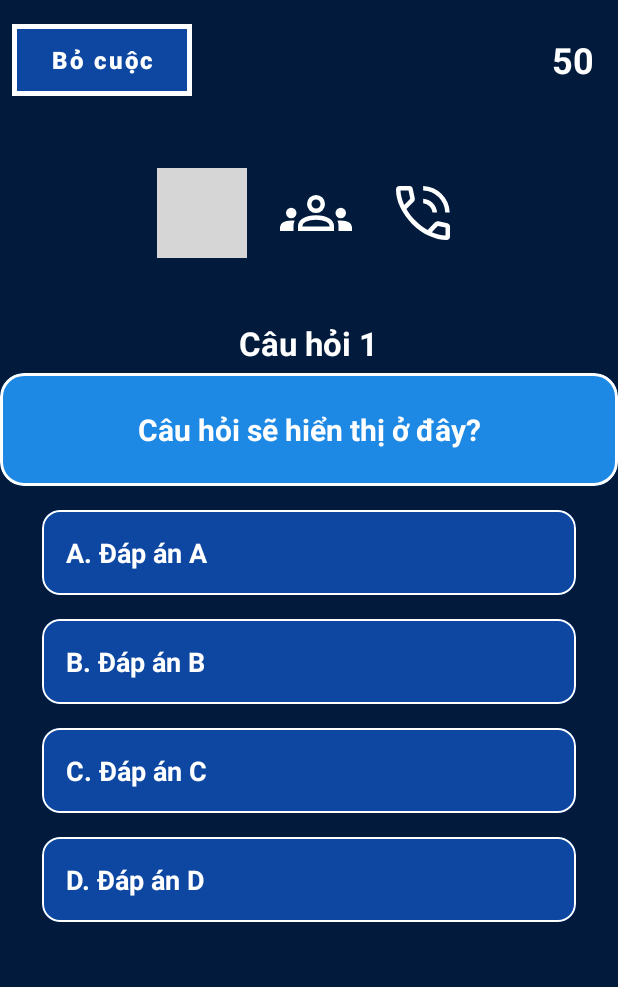
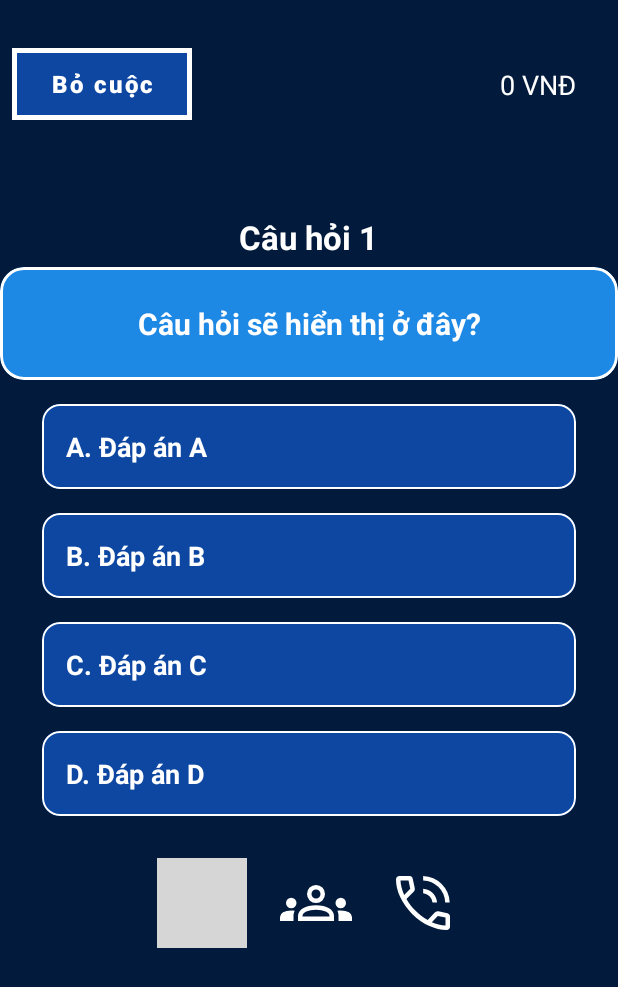
Before and after one commit to LoanPham129/quizApp, an Android app: the BasicQuiz screen opened directly, with no data from a screen before it, on a phone screen of 412 x 824 dp. Shown: the top 987 px of the screen. Run offline under Robolectric (Android 15) with nearby library versions, the phone set to English and light mode, and no system bars; our stand-ins replace Firebase (no records; nobody signed in at launch, a user with empty details on screens opened directly); 5 statements that could not run were skipped; grey boxes are pictures that could not be loaded.

Commit message:
tien thuong

```diff
--- a/app/src/main/res/layout/activity_basic_quiz.xml
+++ b/app/src/main/res/layout/activity_basic_quiz.xml
@@ -44,65 +44,21 @@
 
         <!-- Hiển thị số tiền bên phải -->
         <TextView
-            android:id="@+id/tv_money"
+            android:id="@+id/currentMoney"
             android:layout_width="wrap_content"
             android:layout_height="wrap_content"
-            android:text="50"
-            android:textColor="#FFFFFF"
-            android:textSize="24sp"
-            android:textStyle="bold"
-            android:layout_marginEnd="16dp"/>
+            android:text="0 VNĐ"
+            android:textSize="18sp"
+            android:textColor="@color/white"
+            android:padding="12dp"
+            android:layout_alignParentEnd="true"
+            android:layout_margin="16dp" />
     </LinearLayout>
 
     <!-- LinearLayout chứa các nút trợ giúp (đặt ở giữa) -->
 
     <!-- Phần còn lại giữ nguyên -->
 
-    <LinearLayout
-        android:id="@+id/help_buttons_container"
-        android:layout_width="0dp"
-        android:layout_height="wrap_content"
-        android:layout_marginTop="48dp"
-        android:gravity="center"
-        android:orientation="horizontal"
-        app:layout_constraintEnd_toEndOf="parent"
-        app:layout_constraintHorizontal_bias="0.0"
-        app:layout_constraintStart_toStartOf="parent"
-        app:layout_constraintTop_toBottomOf="@id/header_container">
-
-        <!-- Nút 50:50 -->
-        <ImageButton
-            android:id="@+id/help_5050"
-            android:layout_width="60dp"
-            android:layout_height="60dp"
-            android:layout_marginHorizontal="8dp"
-            android:background="@drawable/round_button_bg"
-            android:contentDescription="Trợ giúp 50:50"
-            android:scaleType="centerInside"
-            android:src="@drawable/ic_5050" />
-
-        <!-- Nút hỏi khán giả -->
-        <ImageButton
-            android:id="@+id/help_audience"
-            android:layout_width="60dp"
-            android:layout_height="60dp"
-            android:layout_marginHorizontal="8dp"
-            android:background="@drawable/round_button_bg"
-            android:contentDescription="Hỏi khán giả"
-            android:scaleType="centerInside"
-            android:src="@drawable/ic_audience" />
-
-        <!-- Nút gọi điện -->
-        <ImageButton
-            android:id="@+id/help_call"
-            android:layout_width="50dp"
-            android:layout_height="50dp"
-            android:layout_marginHorizontal="8dp"
-            android:background="@drawable/round_button_bg"
-            android:contentDescription="Gọi điện"
-            android:scaleType="centerInside"
-            android:src="@drawable/ic_phonee" />
-    </LinearLayout>
 
     <LinearLayout
         android:id="@+id/quiz_container"
@@ -115,8 +71,8 @@
         app:layout_constraintEnd_toEndOf="parent"
         app:layout_constraintHorizontal_bias="0.0"
         app:layout_constraintStart_toStartOf="parent"
-        app:layout_constraintTop_toBottomOf="@id/help_buttons_container"
-        app:layout_constraintVertical_bias="0.0">
+        app:layout_constraintTop_toTopOf="parent"
+        app:layout_constraintVertical_bias="0.266">
 
         <!-- Khung câu hỏi -->
         <TextView
@@ -238,4 +194,50 @@
         </com.google.android.material.card.MaterialCardView>
     </LinearLayout>
 
+    <LinearLayout
+        android:id="@+id/help_buttons_container"
+        android:layout_width="0dp"
+        android:layout_height="wrap_content"
+        android:layout_marginTop="28dp"
+        android:gravity="center"
+        android:orientation="horizontal"
+        app:layout_constraintEnd_toEndOf="parent"
+        app:layout_constraintHorizontal_bias="0.0"
+        app:layout_constraintStart_toStartOf="parent"
+        app:layout_constraintTop_toBottomOf="@id/quiz_container">
+
+        <!-- Nút 50:50 -->
+        <ImageButton
+            android:id="@+id/help_5050"
+            android:layout_width="60dp"
+            android:layout_height="60dp"
+            android:layout_marginHorizontal="8dp"
+            android:background="@drawable/round_button_bg"
+            android:contentDescription="Trợ giúp 50:50"
+            android:scaleType="centerInside"
+            android:src="@drawable/ic_5050" />
+
+        <!-- Nút hỏi khán giả -->
+        <ImageButton
+            android:id="@+id/help_audience"
+            android:layout_width="60dp"
+            android:layout_height="60dp"
+            android:layout_marginHorizontal="8dp"
+            android:background="@drawable/round_button_bg"
+            android:contentDescription="Hỏi khán giả"
+            android:scaleType="centerInside"
+            android:src="@drawable/ic_audience" />
+
+        <!-- Nút gọi điện -->
+        <ImageButton
+            android:id="@+id/help_call"
+            android:layout_width="50dp"
+            android:layout_height="50dp"
+            android:layout_marginHorizontal="8dp"
+            android:background="@drawable/round_button_bg"
+            android:contentDescription="Gọi điện"
+            android:scaleType="centerInside"
+            android:src="@drawable/ic_phonee" />
+    </LinearLayout>
+
 </androidx.constraintlayout.widget.ConstraintLayout>
--- a/app/src/main/res/values/colors.xml
+++ b/app/src/main/res/values/colors.xml
@@ -17,4 +17,5 @@
     <color name="text_color">#FFFFFF</color>   <!-- chỉnh màu chữ -->
     <color name="text_secondery_color">#44464e</color>
     <color name="primary_color">#0D47A1</color>
+    <color name="defaultRow">#0E49B5</color>
 </resources>
```
Also changed, not shown: app/src/main/java/com/example/quizapp_main/BasicQuiz.java (+175 -154 lines), app/src/main/res/layout/reward_table.xml (added, +28 -0 lines).
